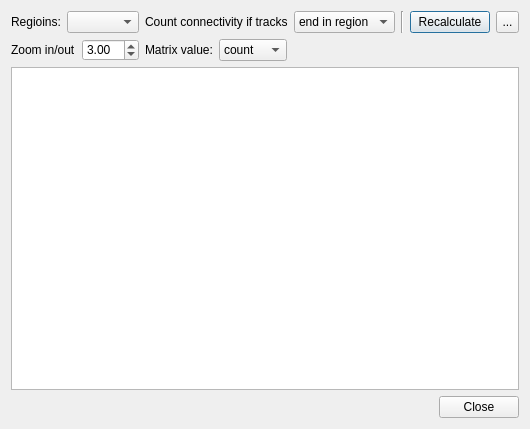
frankyeh/DSI-Studio, file tracking/connectivity_matrix_dialog.ui: the form before one commit.
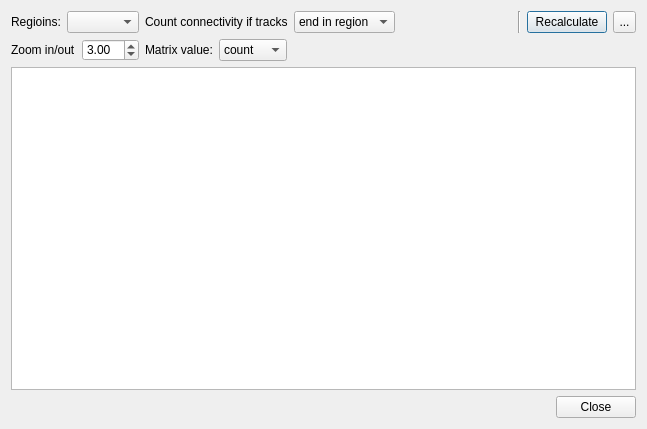
The form after the commit. Icons and pictures are not drawn.

```diff
--- a/tracking/connectivity_matrix_dialog.ui
+++ b/tracking/connectivity_matrix_dialog.ui
@@ -6,7 +6,7 @@
    <rect>
     <x>0</x>
     <y>0</y>
-    <width>513</width>
+    <width>647</width>
     <height>429</height>
    </rect>
   </property>
@@ -85,7 +85,7 @@
        <property name="maximumSize">
         <size>
          <width>16777215</width>
-         <height>22</height>
+         <height>16777215</height>
         </size>
        </property>
        <property name="text">
```
